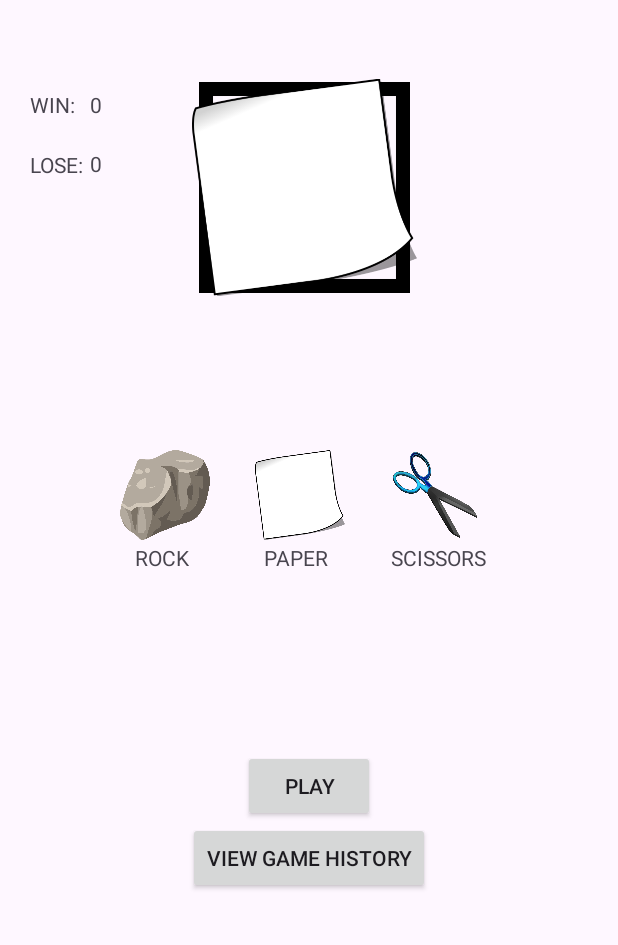
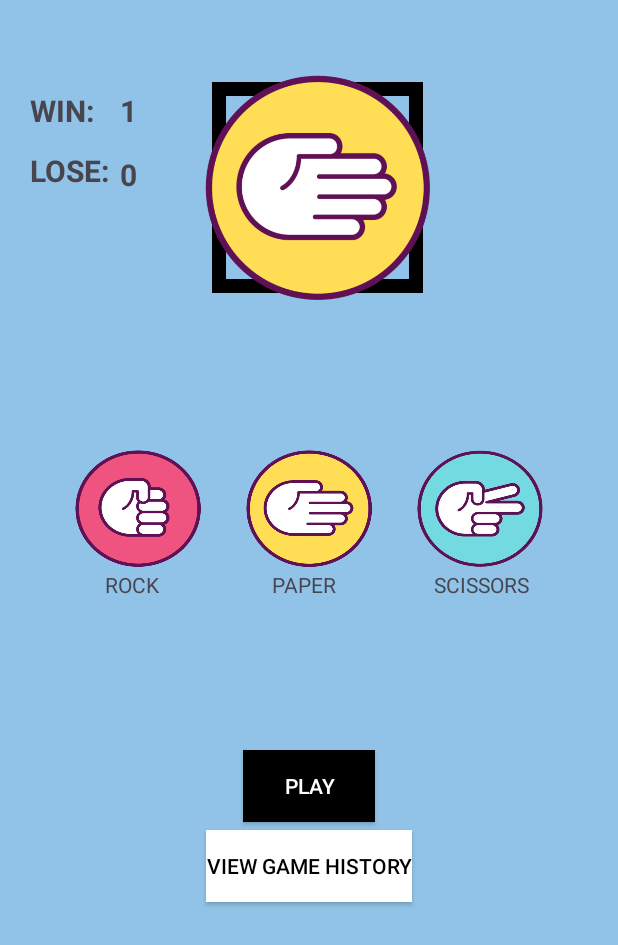
Before and after one commit to CJd1n0NLY/RockPaperScissorDraft, an Android app: the screen it shows after launch (MainActivity), after a tap on "PLAY", on a phone screen of 412 x 824 dp. Shown: the top 945 px of the screen. Run offline under Robolectric (Android 15) with nearby library versions, the phone set to English and light mode, and no system bars.

Commit message:
RockPaperScissor_Draft

```diff
--- a/app/src/main/java/com/rockpaperscissorgame/MainActivity.java
+++ b/app/src/main/java/com/rockpaperscissorgame/MainActivity.java
@@ -1,8 +1,10 @@
 package com.rockpaperscissorgame;
 
 import android.os.Bundle;
+import android.os.Handler;
 import android.widget.Button;
 import android.widget.ImageView;
+import android.widget.TextView;
 import android.widget.Toast;
 
 import androidx.activity.EdgeToEdge;
@@ -17,6 +19,8 @@ public class MainActivity extends AppCompatActivity {
    private static String selectedHandSign;
     private static final String[] handSigns = {"Rock", "Paper", "Scissors"};
     private ImageView[] pictures;
+    private int wins = 0;
+    private int losses = 0;
 
     @Override
     protected void onCreate(Bundle savedInstanceState) {
@@ -64,13 +68,25 @@ public class MainActivity extends AppCompatActivity {
         });
     }
 
+    private void displayToast(String message, int duration) {
+        Toast.makeText(this, message, Toast.LENGTH_SHORT).show();
+
+        Handler handler = new Handler();
+        handler.postDelayed(new Runnable() {
+            @Override
+            public void run() {
+                Toast.makeText(MainActivity.this, "", Toast.LENGTH_SHORT).cancel();
+            }
+        }, 500);
+    }
+
+
     private void displayUserSelected(String handSign) {
-        Toast.makeText(this, "Selected Hand Sign: " + handSign, Toast.LENGTH_SHORT).show();
-    }
+        displayToast("Selected Hand Sign: " + handSign, 1000);    }
 
     private void playGame() {
         if (selectedHandSign == null) {
-            Toast.makeText(this, "Please select a hand sign first", Toast.LENGTH_SHORT).show();
+            displayToast("Please select a hand sign first", 1000);
             return;
         }
 
@@ -83,6 +99,24 @@ public class MainActivity extends AppCompatActivity {
         ImageView dispHands = findViewById(R.id.dispHands);
         dispHands.setImageResource(computerImage);
 
+        if (selectedHandSign.equals(computerHandSign)) {
+            displayToast("It's a tie!", 1000);
+        } else if ((selectedHandSign.equals("Rock") && computerHandSign.equals("Scissors")) ||
+                (selectedHandSign.equals("Paper") && computerHandSign.equals("Rock")) ||
+                (selectedHandSign.equals("Scissors") && computerHandSign.equals("Paper"))) {
+            displayToast("User Wins!", 1000);
+            wins++;
+        } else {
+            displayToast("Computer Wins!", 1000);
+            losses++;
+        }
+
+        TextView lblWin = findViewById(R.id.lblWin);
+        lblWin.setText(String.valueOf(wins));
+
+        TextView lblLose = findViewById(R.id.lblLose);
+        lblLose.setText(String.valueOf(losses));
+
         selectedHandSign = null;
 
     }
@@ -91,13 +125,13 @@ public class MainActivity extends AppCompatActivity {
         int image;
         switch (handSign) {
             case "Rock":
-                image = R.drawable.rock;
+                image = R.drawable.rock1;
                 break;
             case "Paper":
-                image = R.drawable.paper;
+                image = R.drawable.paper1;
                 break;
             case "Scissors":
-                image = R.drawable.scissors;
+                image = R.drawable.scissors1;
                 break;
             default:
                 image = R.drawable.default_image;
--- a/app/src/main/res/layout/activity_main.xml
+++ b/app/src/main/res/layout/activity_main.xml
@@ -5,7 +5,9 @@
     android:id="@+id/main"
     android:layout_width="match_parent"
     android:layout_height="match_parent"
-    tools:context=".MainActivity">
+    tools:context=".MainActivity"
+    android:background="@color/powderBlue"
+    >
 
     <TextView
         android:layout_width="wrap_content"
@@ -13,14 +15,19 @@
         android:text="WIN: "
         android:layout_marginLeft="20dp"
         android:layout_marginTop="60dp"
+        android:textStyle="bold"
+        android:textSize="20sp"
         />
     <TextView
         android:id="@+id/lblWin"
         android:layout_width="wrap_content"
         android:layout_height="wrap_content"
         android:text="0"
-        android:layout_marginLeft="60dp"
+        android:layout_marginLeft="80dp"
         android:layout_marginTop="60dp"
+        android:textStyle="bold"
+        android:textSize="20sp"
+
         />
 
     <TextView
@@ -29,15 +36,21 @@
         android:text="LOSE: "
         android:layout_marginLeft="20dp"
         android:layout_marginTop="100dp"
+        android:textStyle="bold"
+        android:textSize="20sp"
+
         />
     <TextView
         android:id="@+id/lblLose"
         android:layout_width="wrap_content"
         android:layout_height="wrap_content"
         android:text="0"
-        android:layout_marginLeft="60dp"
+        android:layout_marginLeft="80dp"
         android:layout_below="@id/lblWin"
-        android:layout_marginTop="20dp"
+        android:layout_marginTop="15dp"
+        android:textStyle="bold"
+        android:textSize="20sp"
+
         />
 
     <ImageView
@@ -46,19 +59,18 @@
         android:layout_height="150dp"
         android:layout_toRightOf="@id/lblLose"
         android:layout_marginTop="50dp"
-        android:layout_marginLeft="60dp"
+        android:layout_marginLeft="45dp"
         android:background="@drawable/default_image"
         />
 
     <ImageButton
         android:id="@+id/rockImage"
-        android:layout_width="60dp"
-        android:layout_height="60dp"
-        android:layout_marginLeft="80dp"
+        android:layout_width="84dp"
+        android:layout_height="78dp"
+        android:layout_marginLeft="50dp"
         android:layout_marginTop="300dp"
-        android:background="@drawable/rock"
-        android:contentDescription="Rock"
-        />
+        android:background="@drawable/rock1"
+        android:contentDescription="Rock" />
 
     <TextView
         android:id="@+id/labelRock"
@@ -66,19 +78,18 @@
         android:layout_height="wrap_content"
         android:layout_below="@id/rockImage"
         android:layout_marginTop="2dp"
-        android:layout_marginLeft="90dp"
+        android:layout_marginLeft="70dp"
         android:text="ROCK" />
 
     <ImageButton
         android:id="@+id/paperImage"
-        android:layout_width="60dp"
-        android:layout_height="60dp"
-        android:background="@drawable/paper"
+        android:layout_width="84dp"
+        android:layout_height="78dp"
         android:layout_marginLeft="30dp"
         android:layout_marginTop="300dp"
         android:layout_toRightOf="@id/rockImage"
-        android:contentDescription="Paper"
-        />
+        android:background="@drawable/paper1"
+        android:contentDescription="Paper" />
 
     <TextView
         android:id="@+id/labelPaper"
@@ -87,18 +98,18 @@
         android:layout_below="@id/paperImage"
         android:layout_toRightOf="@id/labelRock"
         android:layout_marginTop="2dp"
-        android:layout_marginLeft="50dp"
+        android:layout_marginLeft="75dp"
         android:text="PAPER" />
 
     <ImageButton
         android:id="@+id/scissorsImage"
-        android:layout_width="60dp"
-        android:layout_height="60dp"
-        android:background="@drawable/scissors"
+        android:layout_width="84dp"
+        android:layout_height="78dp"
+        android:layout_marginLeft="30dp"
         android:layout_marginTop="300dp"
-        android:layout_marginLeft="30dp"
         android:layout_toRightOf="@id/paperImage"
-        android:contentDescription="Scissors"/>
+        android:background="@drawable/scissors1"
+        android:contentDescription="Scissors" />
 
     <TextView
         android:id="@+id/labelScissors"
@@ -107,7 +118,7 @@
         android:layout_below="@id/paperImage"
         android:layout_toRightOf="@id/labelPaper"
         android:layout_marginTop="2dp"
-        android:layout_marginLeft="42dp"
+        android:layout_marginLeft="65dp"
         android:text="SCISSORS" />
 
     <androidx.appcompat.widget.AppCompatButton
@@ -116,7 +127,10 @@
         android:layout_height="wrap_content"
         android:text="Play"
         android:layout_marginTop="500dp"
-        android:layout_centerHorizontal="true"/>
+        android:layout_centerHorizontal="true"
+        android:background="@color/black"
+        android:textColor="@color/white"
+        />
 
     <androidx.appcompat.widget.AppCompatButton
         android:id="@+id/historyButton"
@@ -124,7 +138,11 @@
         android:layout_height="wrap_content"
         android:text="View Game History"
         android:layout_below="@id/playButton"
-        android:layout_centerHorizontal="true"/>
+        android:layout_centerHorizontal="true"
+        android:background="@color/white"
+        android:textColor="@color/black"
+        android:layout_marginTop="5dp"
+        />
 
 
 
--- a/app/src/main/res/values/colors.xml
+++ b/app/src/main/res/values/colors.xml
@@ -2,4 +2,5 @@
 <resources>
     <color name="black">#FF000000</color>
     <color name="white">#FFFFFFFF</color>
+    <color name="powderBlue">#91C3E8</color>
 </resources>
```
Also changed, not shown: app/src/main/res/drawable/paper.png (deleted), app/src/main/res/drawable/paper1.png (added), app/src/main/res/drawable/rock.png (deleted), app/src/main/res/drawable/rock1.png (added), app/src/main/res/drawable/scissors.png (deleted), app/src/main/res/drawable/scissors1.png (added).
